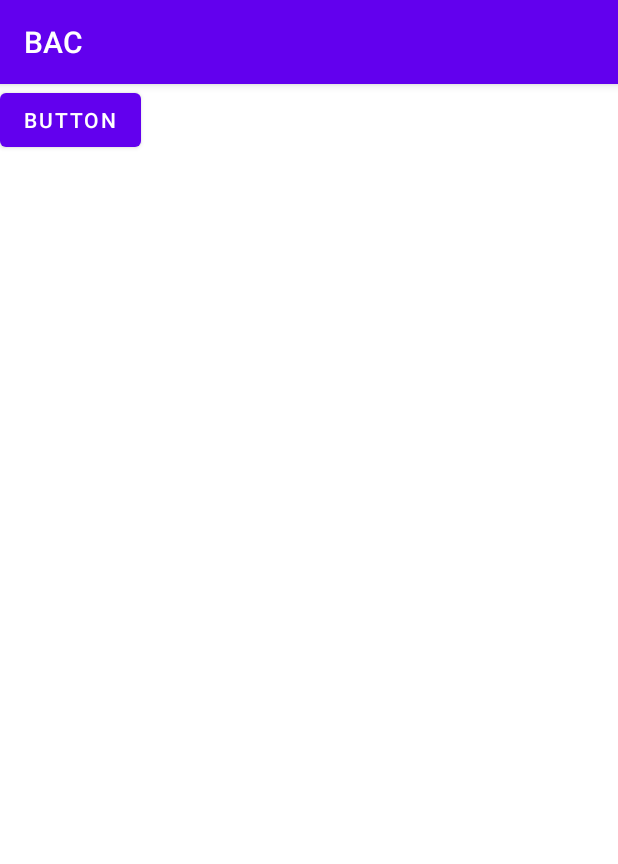
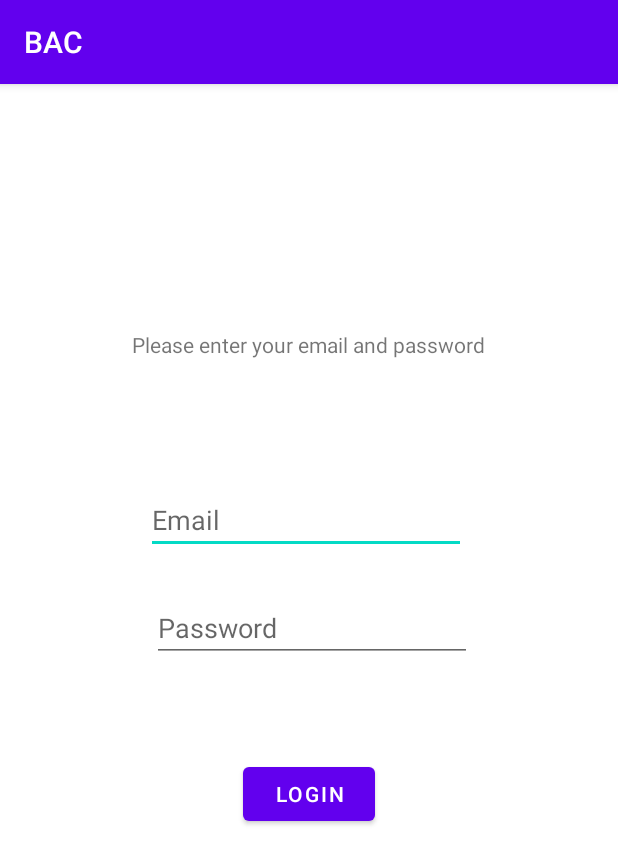
Before and after one commit to Sindahlof/BAC, an Android app: the screen it shows after launch (MainActivity), on a phone screen of 412 x 824 dp. Shown: the top 864 px of the screen. Run offline under Robolectric (Android 15) with nearby library versions, the phone set to English and light mode, and no system bars.

Commit message:
Fixed login screen
Accidently made a push error  had to redo login screen GUI

```diff
--- a/app/src/main/java/com/example/bac/MainActivity.java
+++ b/app/src/main/java/com/example/bac/MainActivity.java
@@ -21,7 +21,7 @@ public class MainActivity extends AppCompatActivity {
         setContentView(R.layout.activity_main);
 
         this.email = (EditText) findViewById(R.id.editTextTextEmailAddress);
-        this.password = (EditText) findViewById(R.id.editTextNumberPassword);
+        this.password = (EditText) findViewById(R.id.editTextTextPassword);
         this.wrongLogin = (TextView) findViewById(R.id.textView2);
         this.wrongLogin.setVisibility(View.INVISIBLE);
     }
--- a/app/src/main/res/layout/activity_main.xml
+++ b/app/src/main/res/layout/activity_main.xml
@@ -10,7 +10,62 @@
         android:id="@+id/button"
         android:layout_width="wrap_content"
         android:layout_height="wrap_content"
-        android:text="Button"
-        tools:layout_editor_absoluteX="169dp"
-        tools:layout_editor_absoluteY="359dp" />
+        android:layout_marginTop="449dp"
+        android:layout_marginEnd="162dp"
+        android:onClick="loginIO"
+        android:text="Login"
+        app:layout_constraintEnd_toEndOf="parent"
+        app:layout_constraintTop_toTopOf="parent" />
+
+    <TextView
+        android:id="@+id/textView"
+        android:layout_width="wrap_content"
+        android:layout_height="wrap_content"
+        android:layout_marginTop="164dp"
+        android:text="Please enter your email and password"
+        app:layout_constraintEnd_toEndOf="parent"
+        app:layout_constraintHorizontal_bias="0.497"
+        app:layout_constraintStart_toStartOf="parent"
+        app:layout_constraintTop_toTopOf="parent" />
+
+    <EditText
+        android:id="@+id/editTextTextEmailAddress"
+        android:layout_width="wrap_content"
+        android:layout_height="wrap_content"
+        android:layout_marginStart="100dp"
+        android:layout_marginTop="268dp"
+        android:layout_marginEnd="101dp"
+        android:ems="10"
+        android:hint="Email"
+        android:inputType="textEmailAddress"
+        app:layout_constraintEnd_toEndOf="parent"
+        app:layout_constraintHorizontal_bias="1.0"
+        app:layout_constraintStart_toStartOf="parent"
+        app:layout_constraintTop_toTopOf="parent" />
+
+    <EditText
+        android:id="@+id/editTextTextPassword"
+        android:layout_width="wrap_content"
+        android:layout_height="wrap_content"
+        android:layout_marginStart="101dp"
+        android:layout_marginTop="340dp"
+        android:layout_marginEnd="49dp"
+        android:ems="10"
+        android:hint="Password"
+        android:inputType="textPassword"
+        app:layout_constraintEnd_toEndOf="parent"
+        app:layout_constraintHorizontal_bias="0.0"
+        app:layout_constraintStart_toStartOf="parent"
+        app:layout_constraintTop_toTopOf="parent" />
+
+    <TextView
+        android:id="@+id/textView2"
+        android:layout_width="wrap_content"
+        android:layout_height="wrap_content"
+        android:layout_marginTop="408dp"
+        android:layout_marginEnd="140dp"
+        android:text="Wrong email or pass"
+        android:textColor="#E40606"
+        app:layout_constraintEnd_toEndOf="parent"
+        app:layout_constraintTop_toTopOf="parent" />
 </androidx.constraintlayout.widget.ConstraintLayout>
```
